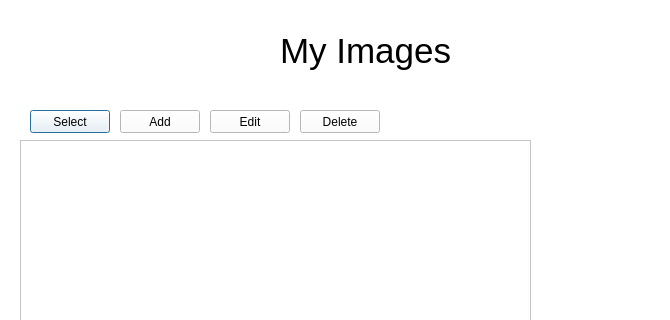
Above: imagesdialog.ui from Gambo2907/Proyecto-3---GalleryTEC before the change; both pictures show x 0 to 670 and y 0 to 320 of the 800 by 600 pixel window. Below: the same form after it.
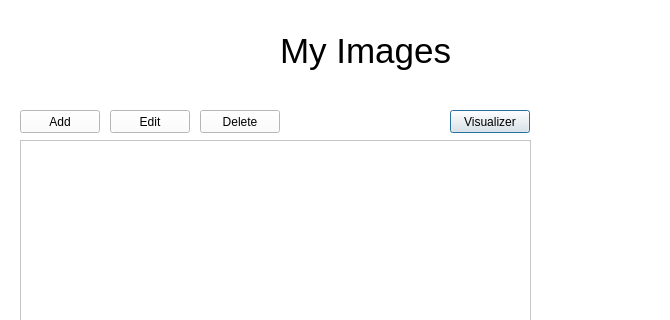
That is the form after the change.

Patch:
```diff
--- a/imagesdialog.ui
+++ b/imagesdialog.ui
@@ -58,23 +58,23 @@
     </rect>
    </property>
   </widget>
-  <widget class="QPushButton" name="pushButton_ISelect">
+  <widget class="QPushButton" name="pushButton_IVisualizer">
    <property name="geometry">
     <rect>
-     <x>30</x>
+     <x>450</x>
      <y>110</y>
      <width>80</width>
      <height>23</height>
     </rect>
    </property>
    <property name="text">
-    <string>Select</string>
+    <string>Visualizer</string>
    </property>
   </widget>
   <widget class="QPushButton" name="pushButton_IDelete">
    <property name="geometry">
     <rect>
-     <x>300</x>
+     <x>200</x>
      <y>110</y>
      <width>80</width>
      <height>23</height>
@@ -105,7 +105,7 @@
   <widget class="QPushButton" name="pushButton_IAdd">
    <property name="geometry">
     <rect>
-     <x>120</x>
+     <x>20</x>
      <y>110</y>
      <width>80</width>
      <height>23</height>
@@ -118,7 +118,7 @@
   <widget class="QPushButton" name="pushButton_IEdit">
    <property name="geometry">
     <rect>
-     <x>210</x>
+     <x>110</x>
      <y>110</y>
      <width>80</width>
      <height>23</height>
```
